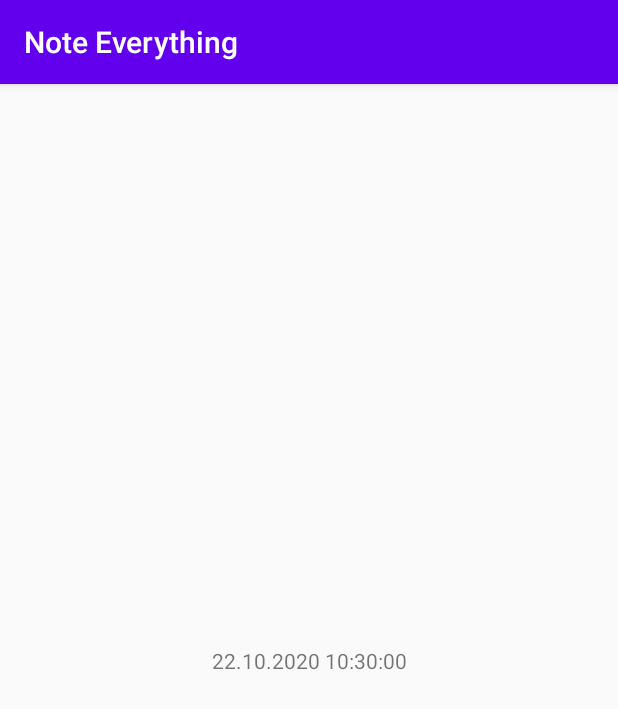
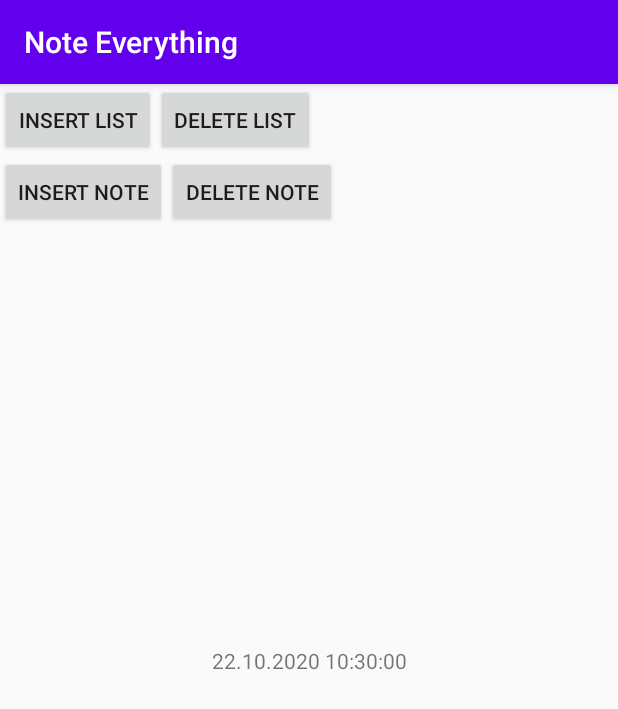
Before and after one commit to AndrewButch/Note_Everything, an Android app: the screen it shows after launch (MainActivity), on a phone screen of 412 x 824 dp. Shown: the top 709 px of the screen. Run offline under Robolectric (Android 15) with nearby library versions, the phone set to English and light mode, and no system bars; our stand-ins replace Dagger/Hilt's generated code, Firebase (no records; nobody signed in at launch, a user with empty details on screens opened directly), Room's generated code.

Commit message:
Test buttons insert/delete

```diff
--- a/app/src/main/res/layout/activity_main.xml
+++ b/app/src/main/res/layout/activity_main.xml
@@ -16,4 +16,34 @@
         app:layout_constraintRight_toRightOf="parent"
         app:layout_constraintTop_toTopOf="parent" />
 
+    <Button
+        android:id="@+id/insert_list_btn"
+        android:layout_width="wrap_content"
+        android:layout_height="wrap_content"
+        android:text="Insert list"
+        app:layout_constraintStart_toStartOf="parent"
+        app:layout_constraintTop_toTopOf="parent" />
+
+    <Button
+        android:id="@+id/delete_list_btn"
+        android:layout_width="wrap_content"
+        android:layout_height="wrap_content"
+        android:text="Delete list"
+        app:layout_constraintStart_toEndOf="@id/insert_list_btn"
+        app:layout_constraintTop_toTopOf="parent" />
+    <Button
+        android:id="@+id/insert_note_btn"
+        android:layout_width="wrap_content"
+        android:layout_height="wrap_content"
+        android:text="Insert note"
+        app:layout_constraintStart_toStartOf="parent"
+        app:layout_constraintTop_toBottomOf="@id/insert_list_btn"/>
+    <Button
+        android:id="@+id/delete_note_btn"
+        android:layout_width="wrap_content"
+        android:layout_height="wrap_content"
+        android:text="delete note"
+        app:layout_constraintStart_toEndOf="@id/insert_note_btn"
+        app:layout_constraintTop_toBottomOf="@id/delete_list_btn" />
+
 </androidx.constraintlayout.widget.ConstraintLayout>
```
Also changed, not shown: app/src/main/java/com/andrewbutch/noteeverything/MainActivity.kt (+58 -2 lines).
